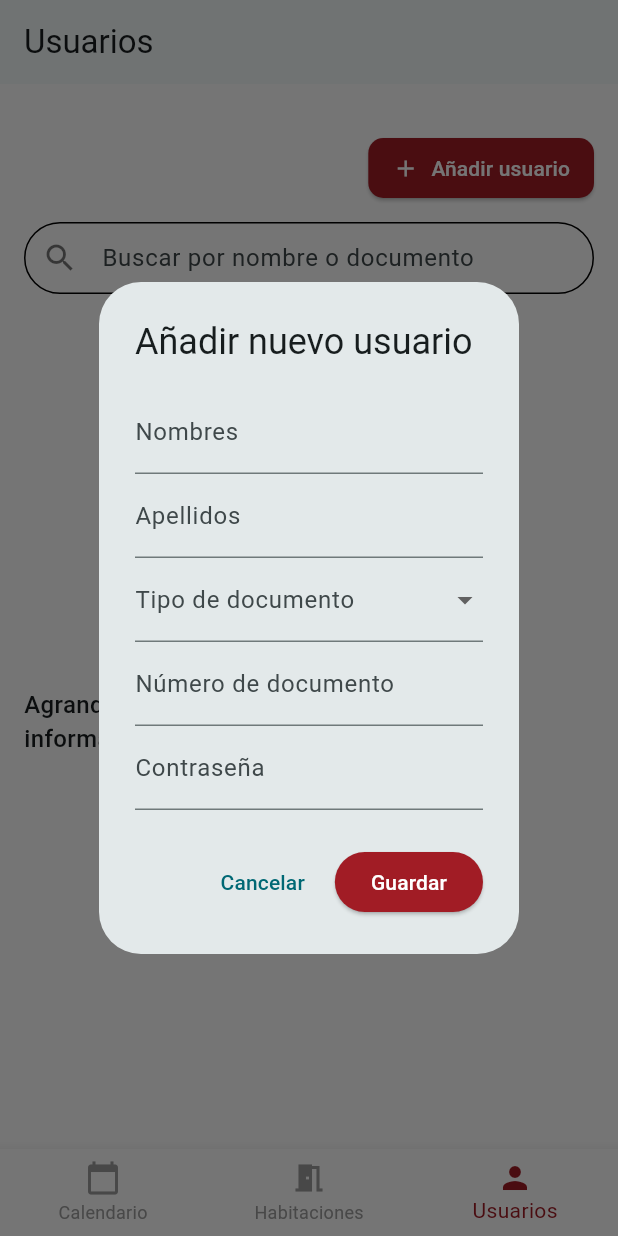
After one commit to ImJaredGB/User-managment-cd, a Flutter app: the screen it shows after launch, item 3 of the bottom bar chosen, after a tap on "Añadir usuario", on a phone screen of 412 x 824 dp. The commit adds this screen. Run offline on Flutter 3.47's test engine with Material 3 defaults, Android fonts, the phone set to English and light mode, and no system bars; our stand-ins replace cloud_firestore, firebase_core; accounts and stored records are empty.

Commit message:
App completa 95%

```diff
--- a/lib/main.dart
+++ b/lib/main.dart
@@ -26,7 +26,9 @@ class MyApp extends StatelessWidget {
       title: 'User and Bunk Management',
       theme: ThemeData(
         scaffoldBackgroundColor: Colors.white,
-        colorScheme: ColorScheme.fromSeed(seedColor: Colors.blueGrey),
+        colorScheme: ColorScheme.fromSeed(
+          seedColor: const Color.fromARGB(255, 255, 255, 255),
+        ),
       ),
       home: HomePage(),
     );
@@ -63,7 +65,7 @@ class _HomePageState extends State<HomePage> {
         currentIndex: _selectedIndex,
         onTap: _onItemTapped,
         backgroundColor: Colors.white,
-        selectedItemColor: Colors.blueGrey, // granate
+        selectedItemColor: const Color(0xFFA11C25), // granate
         unselectedItemColor: Colors.grey,
         items: const <BottomNavigationBarItem>[
           BottomNavigationBarItem(
--- /dev/null
+++ b/lib/modals/newuser.dart
@@ -0,0 +1,102 @@
+import 'package:flutter/material.dart';
+import 'package:cloud_firestore/cloud_firestore.dart';
+
+class NewUserModal extends StatefulWidget {
+  const NewUserModal({Key? key}) : super(key: key);
+
+  @override
+  State<NewUserModal> createState() => _NewUserModalState();
+}
+
+class _NewUserModalState extends State<NewUserModal> {
+  final _formKey = GlobalKey<FormState>();
+  final TextEditingController _nombresController = TextEditingController();
+  final TextEditingController _apellidosController = TextEditingController();
+  final TextEditingController _numeroDocumentoController =
+      TextEditingController();
+  final TextEditingController _passwordController = TextEditingController();
+
+  String? _tipoDocumento;
+
+  Future<void> _crearUsuario() async {
+    if (_formKey.currentState!.validate()) {
+      await FirebaseFirestore.instance.collection('usuarios').add({
+        'nombres': _nombresController.text.trim(),
+        'apellidos': _apellidosController.text.trim(),
+        'tipoDocumento': _tipoDocumento,
+        'numeroDocumento': _numeroDocumentoController.text.trim(),
+        'password': _passwordController.text.trim(),
+      });
+      Navigator.of(context).pop();
+    }
+  }
+
+  @override
+  Widget build(BuildContext context) {
+    return AlertDialog(
+      title: const Text('Añadir nuevo usuario'),
+      content: SingleChildScrollView(
+        child: Form(
+          key: _formKey,
+          child: Column(
+            mainAxisSize: MainAxisSize.min,
+            children: [
+              TextFormField(
+                controller: _nombresController,
+                decoration: const InputDecoration(labelText: 'Nombres'),
+                validator: (v) => v!.isEmpty ? 'Campo obligatorio' : null,
+              ),
+              TextFormField(
+                controller: _apellidosController,
+                decoration: const InputDecoration(labelText: 'Apellidos'),
+                validator: (v) => v!.isEmpty ? 'Campo obligatorio' : null,
+              ),
+              DropdownButtonFormField<String>(
+                value: _tipoDocumento,
+                decoration: const InputDecoration(
+                  labelText: 'Tipo de documento',
+                ),
+                items: const [
+                  DropdownMenuItem(value: 'DNI', child: Text('DNI')),
+                  DropdownMenuItem(
+                    value: 'Pasaporte',
+                    child: Text('Pasaporte'),
+                  ),
+                ],
+                onChanged: (value) => setState(() => _tipoDocumento = value),
+                validator: (v) => v == null ? 'Seleccione un tipo' : null,
+              ),
+              TextFormField(
+                controller: _numeroDocumentoController,
+                decoration: const InputDecoration(
+                  labelText: 'Número de documento',
+                ),
+                validator: (v) => v!.isEmpty ? 'Campo obligatorio' : null,
+              ),
+              TextFormField(
+                controller: _passwordController,
+                obscureText: true,
+                decoration: const InputDecoration(labelText: 'Contraseña'),
+                validator: (v) => v!.isEmpty ? 'Campo obligatorio' : null,
+              ),
+            ],
+          ),
+        ),
+      ),
+      actions: [
+        TextButton(
+          onPressed: () => Navigator.of(context).pop(),
+          child: const Text('Cancelar'),
+        ),
+        ElevatedButton(
+          onPressed: _crearUsuario,
+          style: ElevatedButton.styleFrom(
+            backgroundColor: const Color(0xFFA11C25),
+            foregroundColor: Colors.white,
+          ),
+          child: const Text('Guardar'),
+        ),
+      ],
+    );
+  }
+}
--- a/lib/pages/calendar.dart
+++ b/lib/pages/calendar.dart
@@ -176,7 +176,7 @@ class _CalendarioPageState extends State<CalendarioPage> {
                           );
                         }
                         final literas = literasSnapshot.data ?? [];
-                        // Filter literas by searchController.text (case-insensitive, contains in data['id'])
+                        // Filter literas by searchController.text (case-insensitive, by id, nombre, apellidos, nombreCompleto del usuario alojado)
                         final searchText = searchController.text
                             .trim()
                             .toLowerCase();
@@ -188,7 +188,26 @@ class _CalendarioPageState extends State<CalendarioPage> {
                                 final id = (data['id'] ?? '')
                                     .toString()
                                     .toLowerCase();
-                                return id.contains(searchText);
+
+                                // Buscar usuario asociado a esta litera
+                                final usuario = usuariosList.firstWhere(
+                                  (u) => u['litera'] == data['id'],
+                                  orElse: () => <String, dynamic>{},
+                                );
+
+                                final nombre = (usuario['nombres'] ?? '')
+                                    .toString()
+                                    .toLowerCase();
+                                final apellido = (usuario['apellidos'] ?? '')
+                                    .toString()
+                                    .toLowerCase();
+                                final nombreCompleto = '$nombre $apellido'
+                                    .trim();
+
+                                return id.contains(searchText) ||
+                                    nombre.contains(searchText) ||
+                                    apellido.contains(searchText) ||
+                                    nombreCompleto.contains(searchText);
                               }).toList();
 
                         List<DataRow> filas = filteredLiteras.map((literaDoc) {
@@ -449,7 +468,7 @@ class _CalendarioPageState extends State<CalendarioPage> {
                                   zonaActual = zona;
                                 });
                               },
-                              selectedColor: Colors.blueGrey,
+                              selectedColor: const Color(0xFFA11C25),
                               backgroundColor: const Color.fromARGB(
                                 67,
                                 221,
@@ -461,7 +480,7 @@ class _CalendarioPageState extends State<CalendarioPage> {
                                 borderRadius: BorderRadius.circular(10),
                                 side: BorderSide(
                                   color: esActivo
-                                      ? Colors.blueGrey
+                                      ? const Color(0xFFA11C25)
                                       : Colors.transparent,
                                   width: 1,
                                 ),
@@ -513,7 +532,7 @@ class _CalendarioPageState extends State<CalendarioPage> {
                                       zonaActual = zona;
                                     });
                                   },
-                                  selectedColor: Colors.blueGrey,
+                                  selectedColor: const Color(0xFFA11C25),
                                   backgroundColor: const Color.fromARGB(
                                     67,
                                     221,
@@ -525,7 +544,7 @@ class _CalendarioPageState extends State<CalendarioPage> {
                                     borderRadius: BorderRadius.circular(10),
                                     side: BorderSide(
                                       color: esActivo
-                                          ? Colors.blueGrey
+                                          ? const Color(0xFFA11C25)
                                           : Colors.transparent,
                                       width: 1,
                                     ),
@@ -739,13 +758,13 @@ class _MesesNavigationState extends State<_MesesNavigation> {
                   checkmarkColor: Colors.white,
                   selected: esActivo,
                   onSelected: (_) => widget.onMesSelected(mes),
-                  selectedColor: Colors.blueGrey,
+                  selectedColor: const Color(0xFFA11C25),
                   backgroundColor: const Color.fromARGB(67, 221, 231, 236),
                   shape: RoundedRectangleBorder(
                     borderRadius: BorderRadius.circular(10),
                     side: BorderSide(
                       color: esActivo
-                          ? Colors.blueGrey
+                          ? const Color(0xFFA11C25)
                           : const Color.fromARGB(0, 254, 254, 254),
                       width: 1,
                     ),
@@ -800,13 +819,13 @@ class _MesesNavigationState extends State<_MesesNavigation> {
                       checkmarkColor: Colors.white,
                       selected: esActivo,
                       onSelected: (_) => widget.onMesSelected(mes),
-                      selectedColor: Colors.blueGrey,
+                      selectedColor: const Color(0xFFA11C25),
                       backgroundColor: const Color.fromARGB(67, 221, 231, 236),
                       shape: RoundedRectangleBorder(
                         borderRadius: BorderRadius.circular(10),
                         side: BorderSide(
                           color: esActivo
-                              ? Colors.blueGrey
+                              ? const Color(0xFFA11C25)
                               : const Color.fromARGB(0, 254, 254, 254),
                           width: 1,
                         ),
@@ -873,13 +892,13 @@ class _MesesNavigationState extends State<_MesesNavigation> {
                       checkmarkColor: Colors.white,
                       selected: esActivo,
                       onSelected: (_) => widget.onMesSelected(mes),
-                      selectedColor: Colors.blueGrey,
+                      selectedColor: const Color(0xFFA11C25),
                       backgroundColor: const Color.fromARGB(67, 221, 231, 236),
                       shape: RoundedRectangleBorder(
                         borderRadius: BorderRadius.circular(10),
                         side: BorderSide(
                           color: esActivo
-                              ? Colors.blueGrey
+                              ? const Color(0xFFA11C25)
                               : const Color.fromARGB(0, 254, 254, 254),
                           width: 1,
                         ),
--- a/lib/pages/users.dart
+++ b/lib/pages/users.dart
@@ -1,6 +1,7 @@
 import 'package:flutter/material.dart';
 import 'package:cloud_firestore/cloud_firestore.dart';
 import '../modals/editusers.dart';
+import '../modals/newuser.dart';
 
 class UsersPage extends StatefulWidget {
   const UsersPage({super.key});
@@ -71,6 +72,31 @@ class _UsersPageState extends State<UsersPage> {
           children: [
             const SizedBox(height: 16),
             // Search bar
+            Align(
+              alignment: Alignment.centerRight,
+              child: ElevatedButton.icon(
+                onPressed: () {
+                  showDialog(
+                    context: context,
+                    builder: (ctx) => const NewUserModal(),
+                  );
+                },
+                icon: const Icon(Icons.add, color: Colors.white),
+                label: const Text("Añadir usuario"),
+                style: ElevatedButton.styleFrom(
+                  backgroundColor: const Color(0xFFA11C25),
+                  foregroundColor: Colors.white,
+                  shape: RoundedRectangleBorder(
+                    borderRadius: BorderRadius.circular(10),
+                  ),
+                  padding: const EdgeInsets.symmetric(
+                    vertical: 10,
+                    horizontal: 16,
+                  ),
+                ),
+              ),
+            ),
+            const SizedBox(height: 12),
             TextField(
               decoration: InputDecoration(
                 labelText: 'Buscar por nombre o documento',
@@ -131,24 +157,36 @@ class _UsersPageState extends State<UsersPage> {
                         documento.contains(queryLower);
                   }).toList();
 
+                  final screenWidth = MediaQuery.of(context).size.width;
+
+                  if (screenWidth < 1100) {
+                    return const Center(
+                      child: Text(
+                        'Agranda un poco la pantalla para mostrar la información',
+                        style: TextStyle(
+                          fontSize: 16,
+                          fontWeight: FontWeight.w500,
+                        ),
+                      ),
+                    );
+                  }
+
                   return SingleChildScrollView(
                     scrollDirection: Axis.vertical,
                     child: SizedBox(
-                      width: MediaQuery.of(context).size.width,
+                      width: screenWidth,
                       child: DataTable(
                         columns: [
                           const DataColumn(label: Text("Nombres")),
                           const DataColumn(label: Text("Apellidos")),
                           DataColumn(
                             label: Text(
-                              MediaQuery.of(context).size.width < 1400
-                                  ? "T. Doc."
-                                  : "Tipo Documento",
+                              screenWidth < 1400 ? "T. Doc." : "Tipo Documento",
                             ),
                           ),
                           DataColumn(
                             label: Text(
-                              MediaQuery.of(context).size.width < 1400
+                              screenWidth < 1400
                                   ? "N. Doc."
                                   : "Número Documento",
                             ),
@@ -203,18 +241,10 @@ class _UsersPageState extends State<UsersPage> {
                                   children: [
                                     ElevatedButton(
                                       style: ElevatedButton.styleFrom(
-                                        backgroundColor: const Color.fromARGB(
-                                          255,
-                                          243,
-                                          246,
-                                          248,
+                                        backgroundColor: const Color(
+                                          0xFFA11C25,
                                         ),
-                                        foregroundColor: const Color.fromARGB(
-                                          221,
-                                          0,
-                                          0,
-                                          0,
-                                        ),
+                                        foregroundColor: Colors.white,
                                         shape: RoundedRectangleBorder(
                                           borderRadius: BorderRadius.circular(
                                             10,
@@ -233,18 +263,10 @@ class _UsersPageState extends State<UsersPage> {
                                     const SizedBox(width: 8),
                                     ElevatedButton(
                                       style: ElevatedButton.styleFrom(
-                                        backgroundColor: const Color.fromARGB(
-                                          255,
-                                          243,
-                                          246,
-                                          248,
+                                        backgroundColor: const Color(
+                                          0xFFA11C25,
                                         ),
-                                        foregroundColor: const Color.fromARGB(
-                                          221,
-                                          0,
-                                          0,
-                                          0,
-                                        ),
+                                        foregroundColor: Colors.white,
                                         shape: RoundedRectangleBorder(
                                           borderRadius: BorderRadius.circular(
                                             10,
```
Also changed, not shown: lib/modals/editusers.dart (+64 -37 lines), lib/pages/rooms.dart (+33 -15 lines).
